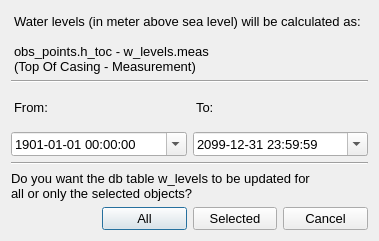
Qt form ui/calc_lvl_dialog.ui (jkall/qgis-midvatten-plugin) before a commit.
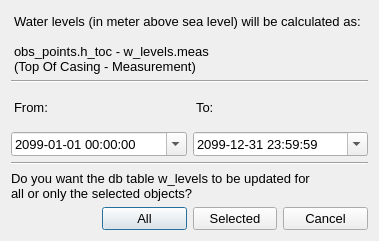
The same form after that commit.

Commit message: changed default dates 2 avoid mistakes when editing water levels and flow, also removed unused ui-py-files 	modified:   ../metadata.txt 	modified:   ../midvsettingsdialog.py 	deleted:    calc_aveflow_dialog.py 	modified:   calc_aveflow_dialog.ui 	deleted:    calc_lvl_dialog.py 	modified:   calc_lvl_dialog.ui 	deleted:    calibr_logger_dialog.py

```diff
--- a/ui/calc_lvl_dialog.ui
+++ b/ui/calc_lvl_dialog.ui
@@ -206,11 +206,18 @@
          <hour>0</hour>
          <minute>0</minute>
          <second>0</second>
-         <year>1901</year>
+         <year>2099</year>
          <month>1</month>
          <day>1</day>
         </datetime>
        </property>
+       <property name="date">
+        <date>
+         <year>2099</year>
+         <month>1</month>
+         <day>1</day>
+        </date>
+       </property>
        <property name="displayFormat">
         <string>yyyy-MM-dd HH:mm:ss</string>
        </property>
```
The commit also changes 6 other files.
